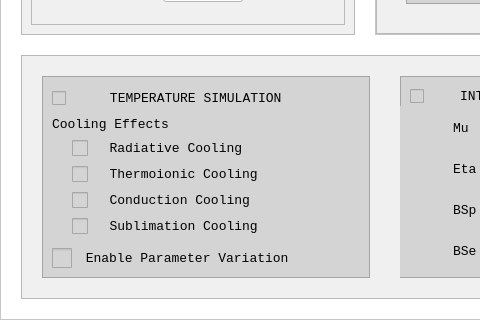
Old version of the form QtInterface/MainWindow.ui in the repository ClaudePP/PyTT; both pictures show x 0 to 480 and y 583 to 903 of the 1231 by 903 pixel window.
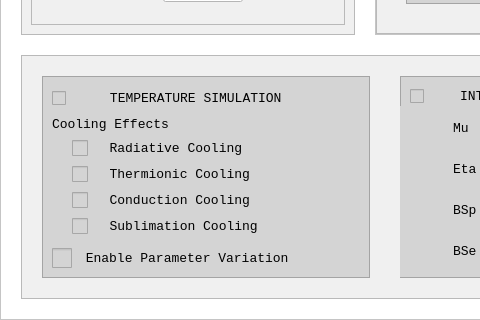
New version of the form.

Patch:
```diff
--- a/QtInterface/MainWindow.ui
+++ b/QtInterface/MainWindow.ui
@@ -3265,7 +3265,7 @@
 }</string>
                  </property>
                  <property name="text">
-                  <string>  Thermoionic Cooling</string>
+                  <string>  Thermionic Cooling</string>
                  </property>
                 </widget>
                </item>
```
Left out of the diff: 2 changed lines with no effect on the pictures.
